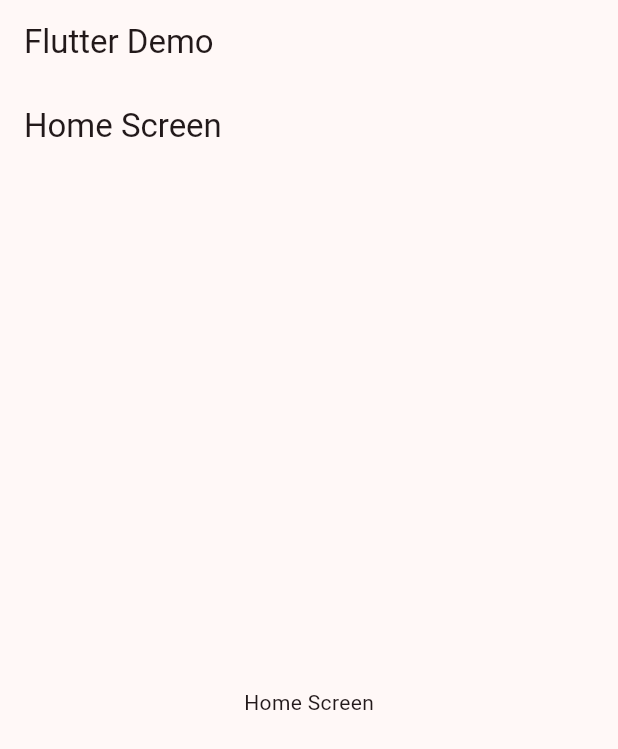
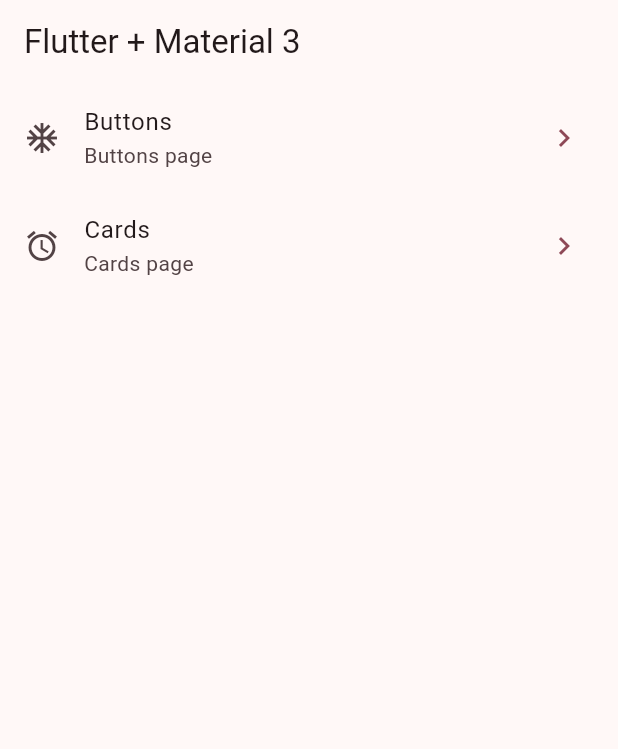
Before and after one commit to DaisyGeraldine/widgets_app, a Flutter app: the screen it shows after launch, on a phone screen of 412 x 824 dp. Shown: the top 749 px of the screen. Run offline on Flutter 3.47's test engine with Material 2 defaults, Android fonts, the phone set to English and light mode, and no system bars; our stand-ins replace go_router.

Commit message:
feat: implement go route

```diff
--- a/lib/config/menu/menu_item.dart
+++ b/lib/config/menu/menu_item.dart
@@ -19,27 +19,41 @@ class MenuItem {
 const appMenuItems = <MenuItem> [
 
   MenuItem(
-    title: 'Home',
-    subtitle: 'Home page',
-    link: '/',
-    icon: Icons.home,
+    title: 'Buttons',
+    subtitle: 'Buttons page',
+    link: '/buttons',
+    icon: Icons.ac_unit,
   ),
+
   MenuItem(
-    title: 'About',
-    subtitle: 'About page',
-    link: '/about',
-    icon: Icons.info,
+    title: 'Cards',
+    subtitle: 'Cards page',
+    link: '/cards',
+    icon: Icons.access_alarm,
   ),
-  MenuItem(
-    title: 'Contact',
-    subtitle: 'Contact page',
-    link: '/contact',
-    icon: Icons.contact_page,
-  ),
-  MenuItem(
-    title: 'Settings',
-    subtitle: 'Settings page',
-    link: '/settings',
-    icon: Icons.settings,
-  ),
+
+  // MenuItem(
+  //   title: 'Home',
+  //   subtitle: 'Home page',
+  //   link: '/',
+  //   icon: Icons.home,
+  // ),
+  // MenuItem(
+  //   title: 'About',
+  //   subtitle: 'About page',
+  //   link: '/about',
+  //   icon: Icons.info,
+  // ),
+  // MenuItem(
+  //   title: 'Contact',
+  //   subtitle: 'Contact page',
+  //   link: '/contact',
+  //   icon: Icons.contact_page,
+  // ),
+  // MenuItem(
+  //   title: 'Settings',
+  //   subtitle: 'Settings page',
+  //   link: '/settings',
+  //   icon: Icons.settings,
+  // ),
 ];
--- /dev/null
+++ b/lib/config/router/app_router.dart
@@ -0,0 +1,23 @@
+
+import 'package:go_router/go_router.dart';
+import 'package:widgets_app/presentation/screens/buttons/buttons_screen.dart';
+import 'package:widgets_app/presentation/screens/cards/cards_screen.dart';
+import 'package:widgets_app/presentation/screens/home/home_screen.dart';
+
+final appRouter = GoRouter(
+  initialLocation: '/',
+  routes: [
+    GoRoute(
+      path: '/',
+      builder: (context, state) => const HomeScreen(),
+    ),
+    GoRoute(
+      path: '/buttons',
+      builder: (context, state) => const ButtonsScreen(),
+    ),
+    GoRoute(
+      path: '/cards',
+      builder: (context, state) => const CardsScreen(),
+    ),
+  ]
+);
--- a/lib/main.dart
+++ b/lib/main.dart
@@ -1,7 +1,6 @@
 import 'package:flutter/material.dart';
+import 'package:widgets_app/config/router/app_router.dart';
 import 'package:widgets_app/config/theme/app_theme.dart';
-import 'package:widgets_app/presentation/screens/home/home_screen.dart';
-import 'package:widgets_app/scroll.dart';
 
 void main() {
   runApp(const MyApp());
@@ -13,18 +12,16 @@ class MyApp extends StatelessWidget {
   // This widget is the root of your application.
   @override
   Widget build(BuildContext context) {
-    return MaterialApp(
+    return MaterialApp.router(
       debugShowCheckedModeBanner: false,
-      title: 'Flutter Demo',
+      //title: 'Flutter Demo',
       theme: Apptheme(selectedColor: 5).getTheme(),
-      home: Scaffold(
-        appBar: AppBar(
-          title: const Text('Flutter Demo'),
-        ),
-        body: Center(
-          child: HomeScreen(),
-          ),
-        ),
+      // routes: {
+      //   '/buttons': (context) => ButtonsScreen(),
+      //   '/about': (context) => CardsScreen(),
+      // }
+      routerConfig: appRouter,
+
     );
   }
 }
--- a/lib/presentation/screens/home/home_screen.dart
+++ b/lib/presentation/screens/home/home_screen.dart
@@ -1,4 +1,7 @@
 import 'package:flutter/material.dart';
+import 'package:go_router/go_router.dart';
+import 'package:widgets_app/config/menu/menu_item.dart';
+import 'package:widgets_app/presentation/screens/buttons/buttons_screen.dart';
 
 class HomeScreen extends StatelessWidget {
   const HomeScreen({super.key});
@@ -7,11 +10,57 @@ class HomeScreen extends StatelessWidget {
   Widget build(BuildContext context) {
     return Scaffold(
       appBar: AppBar(
-        title: const Text('Home Screen'),
+        title: const Text('Flutter + Material 3'),
       ),
       body: const Center(
-        child: Text('Home Screen'),
+        child: _HomeView(),
       ),
     );
   }
 }
+
+class _HomeView extends StatelessWidget {
+  const _HomeView({
+    super.key,
+  });
+
+  @override
+  Widget build(BuildContext context) {
+    final colors = Theme.of(  context).colorScheme;
+
+    return ListView.builder(
+      itemCount: appMenuItems.length,
+      itemBuilder: (BuildContext context, int index) {
+        final menuItem = appMenuItems[index];
+        return _CustomListTitle(menuItem: menuItem);
+      },
+    );
+  }
+}
+
+class _CustomListTitle extends StatelessWidget {
+  const _CustomListTitle({
+    super.key,
+    required this.menuItem
+  });
+  final MenuItem menuItem;
+  @override
+  Widget build(BuildContext context) {
+    final colors = Theme.of(  context).colorScheme;
+    return ListTile(
+      leading: Icon(menuItem.icon),
+      trailing: Icon(Icons.keyboard_arrow_right, color: colors.primary,),
+      title: Text(menuItem.title),
+      subtitle: Text(menuItem.subtitle),
+      onTap: () {
+        // Navigator.of(context).push(
+            //   MaterialPageRoute(
+            //     builder: (context) => ButtonsScreen(),
+            //   ),
+            // );
+        //Navigator.pushNamed(context, menuItem.link,);
+        context.push(menuItem.link);
+      },
+    );
+  }
+}
--- /dev/null
+++ b/lib/presentation/screens/screens.dart
@@ -0,0 +1,8 @@
+
+
+
+
+
+export 'package:widgets_app/presentation/screens/buttons/buttons_screen.dart';
+export 'package:widgets_app/presentation/screens/cards/cards_screen.dart';
+export 'package:widgets_app/presentation/screens/home/home_screen.dart';
```
Also changed, not shown: lib/presentation/screens/buttons/buttons_screen.dart (added, +15 -0 lines), lib/presentation/screens/cards/cards_screen.dart (added, +15 -0 lines), pubspec.yaml (+4 -12 lines), pubspec.lock.
